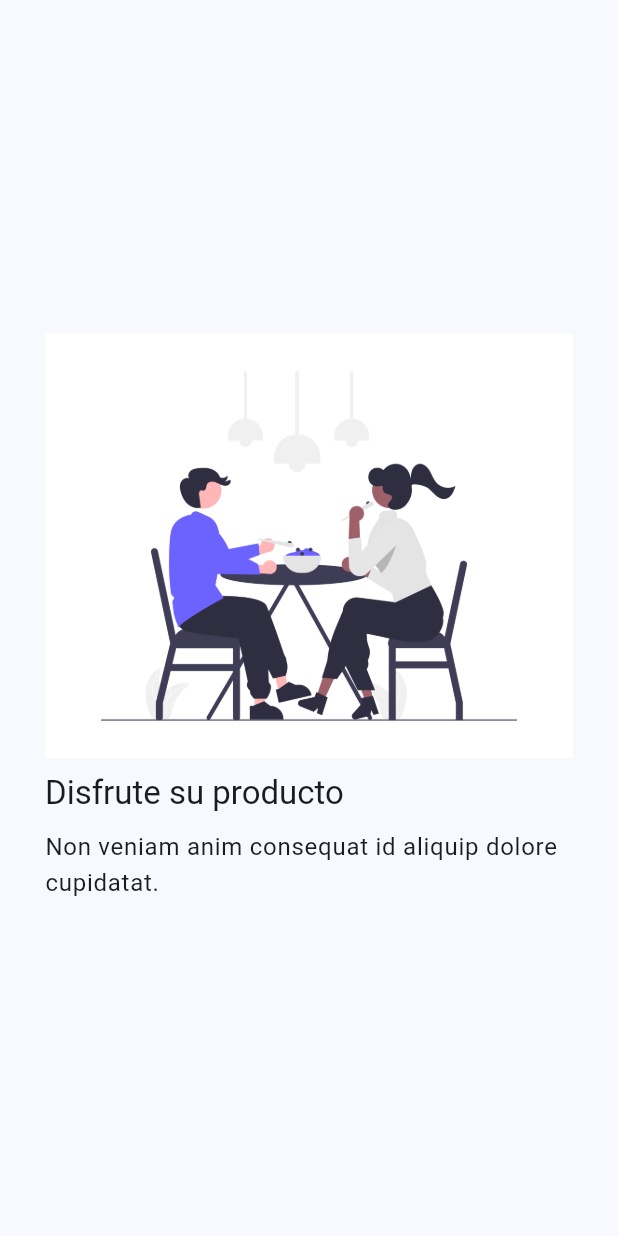
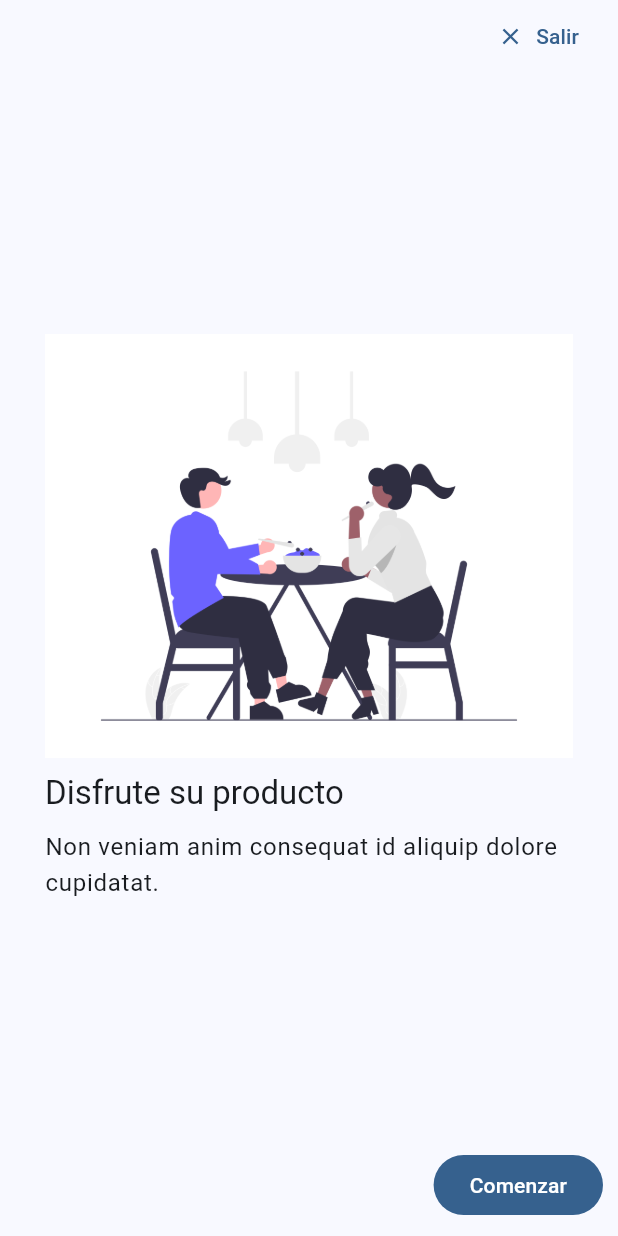
Before and after one commit to JuanCarlosTZ/widgets_app, a Flutter app: the AppTutorialScreen screen opened by its route, swiped to page 3, on a phone screen of 412 x 824 dp. Run offline on Flutter 3.47's test engine with Material 3 defaults, Android fonts, the phone set to English and light mode, and no system bars; our stand-ins replace animate_do, go_router.

Commit message:
Agregar botones de salir y comenzar para el tutorial screen

```diff
--- a/lib/presentation/screens/app_tutorial/app_tutorial_screen.dart
+++ b/lib/presentation/screens/app_tutorial/app_tutorial_screen.dart
@@ -1,13 +1,46 @@
+import 'package:animate_do/animate_do.dart';
 import 'package:flutter/material.dart';
+import 'package:go_router/go_router.dart';
 
-class AppTutorialScreen extends StatelessWidget {
+class AppTutorialScreen extends StatefulWidget {
   static String name = 'tutorial_screen';
   const AppTutorialScreen({super.key});
 
   @override
+  State<AppTutorialScreen> createState() => _AppTutorialScreenState();
+}
+
+class _AppTutorialScreenState extends State<AppTutorialScreen> {
+  final PageController controller = PageController();
+  bool endReached = false;
+
+  @override
+  void initState() {
+    super.initState();
+    controller.addListener(() {
+      final double page = controller.page ?? 0;
+      if (!endReached && page >= slides.length - 1) {
+        setState(() {
+          endReached = true;
+        });
+      }
+    });
+  }
+
+  @override
+  void dispose() {
+    controller.dispose();
+    super.dispose();
+  }
+
+  @override
   Widget build(BuildContext context) {
     return Scaffold(
-      body: PageView(
+      body: SafeArea(
+        child: Stack(
+          children: [
+            PageView(
+                controller: controller,
                 children: slides
                     .map((e) => _Slide(
                           title: e.title,
@@ -15,6 +48,27 @@ class AppTutorialScreen extends StatelessWidget {
                           imageUrl: e.imageUrl,
                         ))
                     .toList()),
+            Positioned(
+                right: 10,
+                child: TextButton.icon(
+                  icon: const Icon(Icons.close_outlined),
+                  onPressed: context.pop,
+                  label: const Text('Salir'),
+                )),
+            endReached
+                ? Positioned(
+                    right: 10,
+                    bottom: 10,
+                    child: FadeInRight(
+                      curve: Curves.linearToEaseOut,
+                      child: FilledButton(
+                          onPressed: () {}, child: const Text('Comenzar')),
+                    ),
+                  )
+                : const SizedBox()
+          ],
+        ),
+      ),
     );
   }
 }
@@ -32,8 +86,7 @@ class _Slide extends StatelessWidget {
   @override
   Widget build(BuildContext context) {
     final textTheme = Theme.of(context).textTheme;
-    return SafeArea(
-      child: Padding(
+    return Padding(
       padding: const EdgeInsets.symmetric(horizontal: 30),
       child: Column(
         mainAxisAlignment: MainAxisAlignment.center,
@@ -51,7 +104,6 @@ class _Slide extends StatelessWidget {
             style: textTheme.bodyLarge,
           ),
         ],
-        ),
       ),
     );
   }
--- a/pubspec.yaml
+++ b/pubspec.yaml
@@ -7,6 +7,7 @@ environment:
   sdk: '>=3.3.0 <4.0.0'
 
 dependencies:
+  animate_do: ^3.3.4
   flutter:
     sdk: flutter
   go_router: ^13.2.2
```
Also changed, not shown: pubspec.lock. Lines whose indentation alone changed are shown as unchanged.
